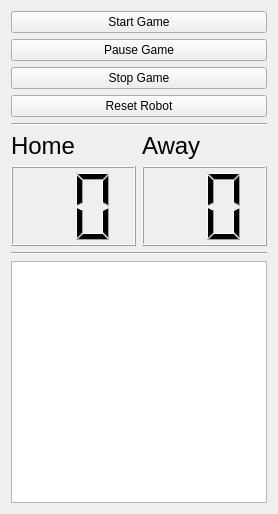
PuzeLiu/air_hockey_stack, file air_hockey_rqt/resource/AirHockeyManager.ui: the form before one commit.
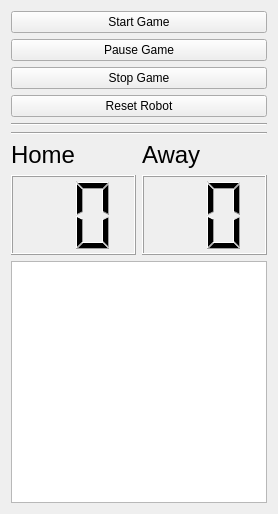
The form after the commit.

What changed in the file:
```diff
--- a/air_hockey_rqt/resource/AirHockeyManager.ui
+++ b/air_hockey_rqt/resource/AirHockeyManager.ui
@@ -57,8 +57,59 @@
        </property>
       </widget>
      </item>
+     <item>
+      <widget class="Line" name="line_2">
+       <property name="orientation">
+        <enum>Qt::Horizontal</enum>
+       </property>
+      </widget>
+     </item>
      <item>
       <layout class="QHBoxLayout" name="horizontalLayout">
+       <item>
+        <layout class="QVBoxLayout" name="verticalLayoutHome">
+         <property name="sizeConstraint">
+          <enum>QLayout::SetFixedSize</enum>
+         </property>
+         <item>
+          <widget class="QLabel" name="labelHome">
+           <property name="sizePolicy">
+            <sizepolicy hsizetype="Preferred" vsizetype="Minimum">
+             <horstretch>0</horstretch>
+             <verstretch>0</verstretch>
+            </sizepolicy>
+           </property>
+           <property name="font">
+            <font>
+             <pointsize>18</pointsize>
+            </font>
+           </property>
+           <property name="text">
+            <string>Home</string>
+           </property>
+          </widget>
+         </item>
+         <item>
+          <widget class="QLCDNumber" name="homeScore">
+           <property name="sizePolicy">
+            <sizepolicy hsizetype="Minimum" vsizetype="Minimum">
+             <horstretch>0</horstretch>
+             <verstretch>0</verstretch>
+            </sizepolicy>
+           </property>
+           <property name="minimumSize">
+            <size>
+             <width>0</width>
+             <height>80</height>
+            </size>
+           </property>
+           <property name="digitCount">
+            <number>2</number>
+           </property>
+          </widget>
+         </item>
+        </layout>
+       </item>
        <item>
         <layout class="QVBoxLayout" name="verticalLayoutAway">
          <property name="sizeConstraint">
@@ -81,7 +132,7 @@
             </font>
            </property>
            <property name="text">
-            <string>Home</string>
+            <string>Away</string>
            </property>
            <property name="scaledContents">
             <bool>false</bool>
@@ -114,59 +165,8 @@
          </item>
         </layout>
        </item>
-       <item>
-        <layout class="QVBoxLayout" name="verticalLayoutHome">
-         <property name="sizeConstraint">
-          <enum>QLayout::SetFixedSize</enum>
-         </property>
-         <item>
-          <widget class="QLabel" name="labelHome">
-           <property name="sizePolicy">
-            <sizepolicy hsizetype="Preferred" vsizetype="Minimum">
-             <horstretch>0</horstretch>
-             <verstretch>0</verstretch>
-            </sizepolicy>
-           </property>
-           <property name="font">
-            <font>
-             <pointsize>18</pointsize>
-            </font>
-           </property>
-           <property name="text">
-            <string>Away</string>
-           </property>
-          </widget>
-         </item>
-         <item>
-          <widget class="QLCDNumber" name="homeScore">
-           <property name="sizePolicy">
-            <sizepolicy hsizetype="Minimum" vsizetype="Minimum">
-             <horstretch>0</horstretch>
-             <verstretch>0</verstretch>
-            </sizepolicy>
-           </property>
-           <property name="minimumSize">
-            <size>
-             <width>0</width>
-             <height>80</height>
-            </size>
-           </property>
-           <property name="digitCount">
-            <number>2</number>
-           </property>
-          </widget>
-         </item>
-        </layout>
-       </item>
       </layout>
      </item>
-     <item>
-      <widget class="Line" name="line_2">
-       <property name="orientation">
-        <enum>Qt::Horizontal</enum>
-       </property>
-      </widget>
-     </item>
      <item>
       <widget class="QTextBrowser" name="textBrowser">
        <property name="sizePolicy">
```
